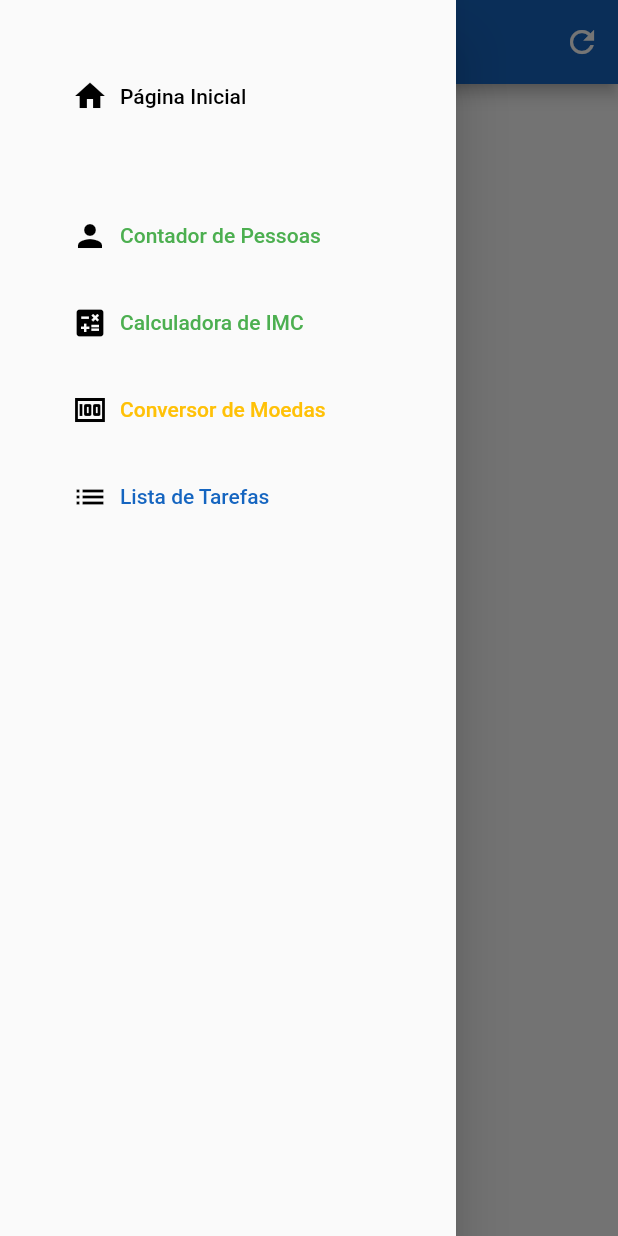
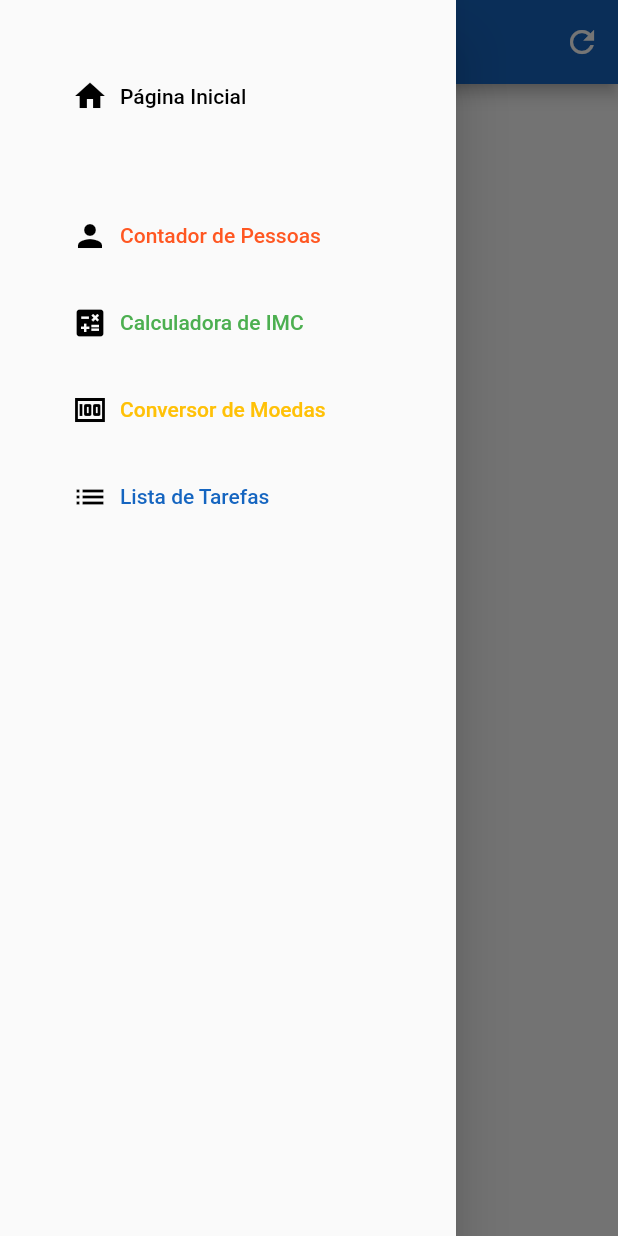
Before and after one commit to matheusAparicio/flutterStudies, a Flutter app: the ToDoList screen opened directly, with the side drawer open, on a phone screen of 412 x 824 dp. Run offline on Flutter 3.47's test engine with Material 2 defaults, Android fonts, the phone set to English and light mode, and no system bars.

Commit message:
some small changes

```diff
--- a/lib/my_drawer.dart
+++ b/lib/my_drawer.dart
@@ -62,7 +62,7 @@ class MyDrawer extends StatelessWidget {
                 style: const ButtonStyle(alignment: Alignment.centerLeft),
                 onPressed: gotoPersonCounter,
                 icon: const Icon(Icons.person, color: Colors.black),
-                label: const Text("Contador de Pessoas")),
+                label: const Text("Contador de Pessoas", style: TextStyle(color: Colors.deepOrange))),
             const SizedBox(height: 10),
             TextButton.icon(
                 style: const ButtonStyle(alignment: Alignment.centerLeft),
--- a/lib/person_counter.dart
+++ b/lib/person_counter.dart
@@ -33,6 +33,7 @@ class _PersonCounterState extends State<PersonCounter> {
         title: const Text("Contador de Pessoas"),
         centerTitle: true,
         actions: const [],
+        backgroundColor: Colors.deepOrange[800]
       ),
       drawer: const MyDrawer(),
       body: Column(
--- a/lib/todo_list.dart
+++ b/lib/todo_list.dart
@@ -1,9 +1,8 @@
 import 'package:flutter/material.dart';
 import 'my_drawer.dart';
 
-
 class ToDoList extends StatefulWidget {
-  const ToDoList({ Key? key }) : super(key: key);
+  const ToDoList({Key? key}) : super(key: key);
 
   @override
   _ToDoListState createState() => _ToDoListState();
@@ -19,13 +18,17 @@ class _ToDoListState extends State<ToDoList> {
         centerTitle: true,
         actions: [
           IconButton(
-              onPressed: () {}, icon: const Icon(Icons.refresh, color: Colors.white))
+              onPressed: () {},
+              icon: const Icon(Icons.refresh, color: Colors.white))
         ],
         backgroundColor: Colors.blue[800],
       ),
       drawer: const MyDrawer(),
       body: Center(
-        child: Column(children: const []),
+        child: Column(children: const [
+          Padding(padding: EdgeInsets.fromLTRB(0, 20, 0, 20)),
+          Text("Texto de teste"),
+        ]),
       ),
     );
   }
```
